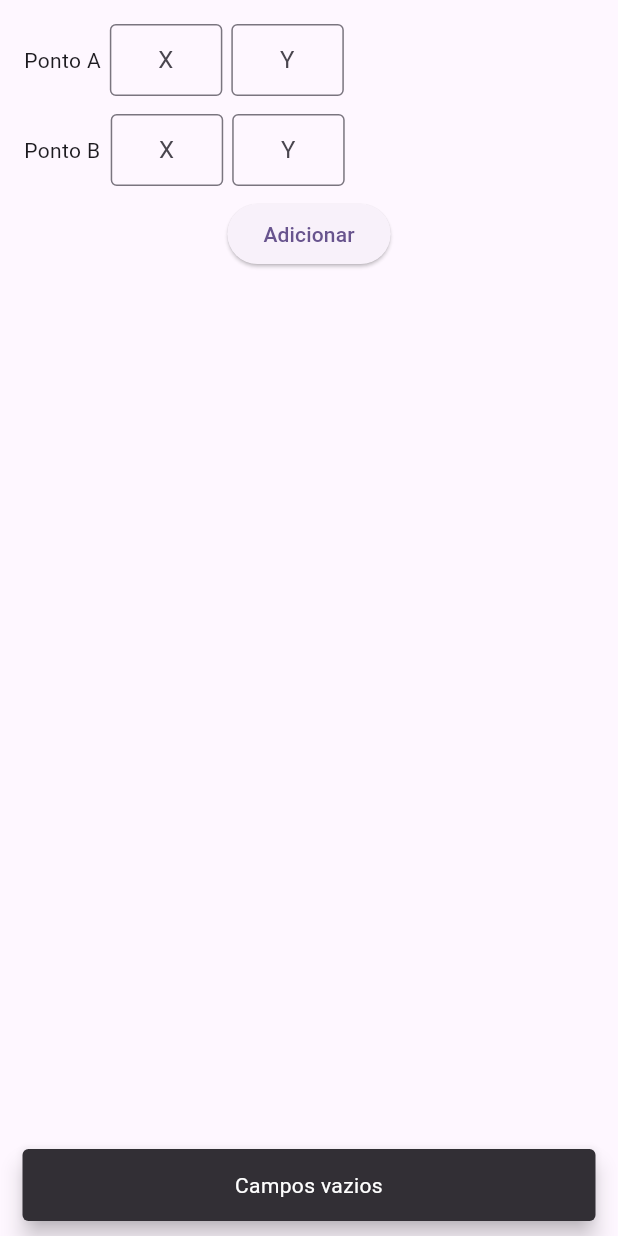
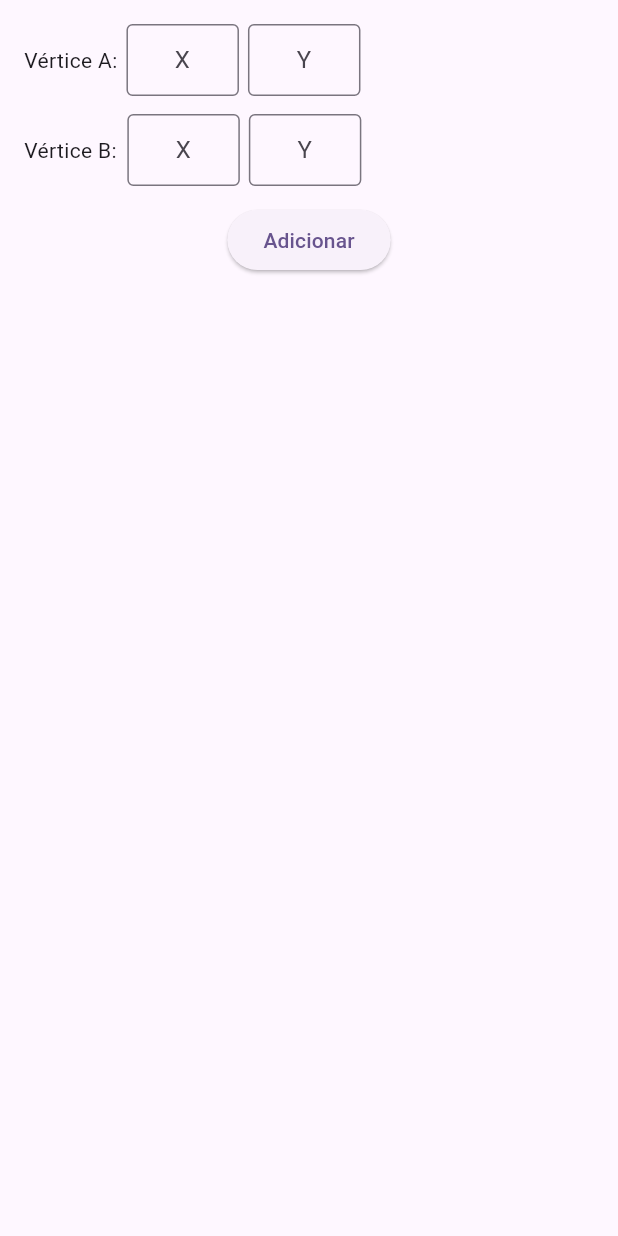
Before and after one commit to Emersonssj/rasterizacao, a Flutter app: the AddSegmentWidget widget shown alone on an empty page, opened directly, after a tap on "Adicionar", on a phone screen of 412 x 824 dp. Run offline on Flutter 3.47's test engine with Material 2 defaults, Android fonts, the phone set to English and light mode, and no system bars; our stand-ins replace bloc, flutter_bloc, flutter_colorpicker.

Commit message:
feat: add polygons

```diff
--- a/lib/source/module/models/rasterized_image_model.dart
+++ b/lib/source/module/models/rasterized_image.dart
@@ -1,32 +1,30 @@
-import 'curves_model.dart';
-import 'polygons.dart';
-import 'straight_segment_model.dart';
+import 'curve.dart';
+import 'polygon.dart';
+import 'resolution.dart';
+import 'straight_segment.dart';
 
 class RasterizedImage {
   const RasterizedImage({
     this.segments = const [],
     this.polygons = const [],
     this.curves = const [],
-    this.resolutionX = 300,
-    this.resolutionY = 300,
+    this.resolution = const Resolution(100, 100),
     this.color = 0xFFFFC107,
     this.backgroundColor = 0x000000,
   });
 
   final List<StraightSegment> segments;
   final List<Polygon> polygons;
-  final List<Curves> curves;
-  final int resolutionX;
-  final int resolutionY;
+  final List<CurveModel> curves;
+  final Resolution resolution;
   final int color;
   final int backgroundColor;
 
   RasterizedImage copyWith({
     List<StraightSegment>? segments,
     List<Polygon>? polygons,
-    List<Curves>? curves,
-    int? resolutionX,
-    int? resolutionY,
+    List<CurveModel>? curves,
+    Resolution? resolution,
     int? color,
     int? backgroundColor,
   }) {
@@ -34,8 +32,7 @@
       segments: segments ?? this.segments,
       polygons: polygons ?? this.polygons,
       curves: curves ?? this.curves,
-      resolutionX: resolutionX ?? this.resolutionX,
-      resolutionY: resolutionY ?? this.resolutionY,
+      resolution: resolution ?? this.resolution,
       color: color ?? this.color,
       backgroundColor: backgroundColor ?? this.backgroundColor,
     );
@@ -46,8 +43,7 @@
       'segments': segments.map((x) => x.toMap()).toList(),
       'polygons': polygons.map((x) => x.toMap()).toList(),
       'curves': curves.map((x) => x.toMap()).toList(),
-      'resolutionX': resolutionX,
-      'resolutionY': resolutionY,
+      'resolution': resolution.toMap(),
       'color': color,
       'backgroundColor': backgroundColor,
     };
@@ -63,11 +59,10 @@
     return RasterizedImage(
       segments: segments,
       polygons: polygons,
-      curves: List<Curves>.from(
-        (map['curves'] != null) ? (map['curves'] as List).map((e) => Curves.fromMap(e)).toList() : <Curves>[],
+      curves: List<CurveModel>.from(
+        (map['curves'] != null) ? (map['curves'] as List).map((e) => CurveModel.fromMap(e)).toList() : <CurveModel>[],
       ),
-      resolutionX: map['resolutionX'] as int,
-      resolutionY: map['resolutionY'] as int,
+      resolution: Resolution.fromMap(map['resolution'] as Map<String, dynamic>),
       color: map['color'] as int,
       backgroundColor: map['backgroundColor'] as int,
     );
@@ -75,7 +70,7 @@
 
   @override
   String toString() {
-    return 'RasterizedImage(segments: $segments, polygons: $polygons, curves: $curves, resolutionX: $resolutionX, resolutionY: $resolutionY, color: $color, backgroundColor: $backgroundColor)';
+    return 'RasterizedImage(segments: $segments, polygons: $polygons, curves: $curves, resolution: $resolution, color: $color, backgroundColor: $backgroundColor)';
   }
 
   int get nObjects => segments.length + polygons.length;
--- a/lib/source/module/models/straight_segment_model.dart
+++ b/lib/source/module/models/straight_segment.dart
@@ -1,4 +1,4 @@
-import 'package:rasterizacao_cg/source/module/models/point_model.dart';
+import 'package:rasterizacao_cg/source/module/models/vertex.dart';
 
 class StraightSegment {
   StraightSegment(
@@ -8,14 +8,14 @@
     this.order,
   );
 
-  final PointModel<double> pointA;
-  final PointModel<double> pointB;
+  final Vertex<double> pointA;
+  final Vertex<double> pointB;
   final int color;
   final int order;
 
   StraightSegment copyWith({
-    PointModel<double>? pointA,
-    PointModel<double>? pointB,
+    Vertex<double>? pointA,
+    Vertex<double>? pointB,
     int? color,
     int? order,
   }) {
@@ -38,8 +38,8 @@
 
   factory StraightSegment.fromMap(Map<String, dynamic> map) {
     return StraightSegment(
-      PointModel.fromMap(map['pointA']!),
-      PointModel.fromMap(map['pointB']!),
+      Vertex.fromMap(map['pointA']!),
+      Vertex.fromMap(map['pointB']!),
       map['color'],
       map['order'],
     );
--- a/lib/source/module/models/point_model.dart
+++ b/lib/source/module/models/vertex.dart
@@ -1,5 +1,5 @@
-class PointModel<T extends num> {
-  const PointModel(
+class Vertex<T extends num> {
+  const Vertex(
     this.xCoordinates,
     this.yCoordinates,
   );
@@ -7,18 +7,18 @@
   final T xCoordinates;
   final T yCoordinates;
 
-  PointModel<T> copyWith({
+  Vertex<T> copyWith({
     T? xCoordinates,
     T? yCoordinates,
   }) {
-    return PointModel<T>(
+    return Vertex<T>(
       xCoordinates ?? this.xCoordinates,
       yCoordinates ?? this.yCoordinates,
     );
   }
 
-  factory PointModel.fromMap(Map<String, T> map) {
-    return PointModel(
+  factory Vertex.fromMap(Map<String, T> map) {
+    return Vertex(
       map['xCoordinates']!,
       map['yCoordinates']!,
     );
@@ -32,11 +32,11 @@
   }
 
   @override
-  String toString() => 'PointModel(xCoordinates: $xCoordinates, yCoordinates: $yCoordinates)';
+  String toString() => 'Vertex(xCoordinates: $xCoordinates, yCoordinates: $yCoordinates)';
 
-  PointModel<int> getRescaledCoordinates(int oldXResolution, int oldYResolution) {
+  Vertex<int> getRescaledCoordinates(int oldXResolution, int oldYResolution) {
     int xNew = ((oldXResolution - 1) * (xCoordinates + 1)) ~/ 2;
     int yNew = ((oldYResolution - 1) * (yCoordinates + 1)) ~/ 2;
-    return PointModel<int>(xNew, yNew);
+    return Vertex<int>(xNew, yNew);
   }
 }
--- a/lib/source/module/presentation/bloc/home_page_event.dart
+++ b/lib/source/module/presentation/bloc/home_page_event.dart
@@ -1,6 +1,7 @@
-import 'package:flutter/material.dart';
-import 'package:rasterizacao_cg/source/module/models/polygons.dart';
-import 'package:rasterizacao_cg/source/module/models/straight_segment_model.dart';
+import 'package:rasterizacao_cg/source/module/models/curve.dart';
+import 'package:rasterizacao_cg/source/module/models/polygon.dart';
+import 'package:rasterizacao_cg/source/module/models/resolution.dart';
+import 'package:rasterizacao_cg/source/module/models/straight_segment.dart';
 
 abstract class HomePageEvent {
   const HomePageEvent();
@@ -25,7 +26,7 @@
 class AddCurveEvent extends HomePageEvent {
   AddCurveEvent(this.curve);
 
-  final Curve curve;
+  final CurveModel curve;
 }
 
 class ChangeColorEvent extends HomePageEvent {
@@ -37,7 +38,7 @@
 class ChangeResolutionEvent extends HomePageEvent {
   ChangeResolutionEvent(this.resolution);
 
-  int resolution;
+  final Resolution resolution;
 }
 
 class ChangePolygonIndexEvent extends HomePageEvent {
--- a/lib/source/module/presentation/bloc/home_page_state.dart
+++ b/lib/source/module/presentation/bloc/home_page_state.dart
@@ -1,6 +1,6 @@
 import 'dart:typed_data';
 
-import 'package:rasterizacao_cg/source/module/models/rasterized_image_model.dart';
+import 'package:rasterizacao_cg/source/module/models/rasterized_image.dart';
 
 class HomePageState {
   HomePageState({
--- a/lib/source/module/presentation/widgets/add_segment_widget.dart
+++ b/lib/source/module/presentation/widgets/add_segment_widget.dart
@@ -1,10 +1,11 @@
 import 'package:flutter/material.dart';
 import 'package:flutter_bloc/flutter_bloc.dart';
-import 'package:rasterizacao_cg/source/module/models/point_model.dart';
-import 'package:rasterizacao_cg/source/module/models/straight_segment_model.dart';
+import 'package:rasterizacao_cg/source/module/models/vertex.dart';
+import 'package:rasterizacao_cg/source/module/models/straight_segment.dart';
 import 'package:rasterizacao_cg/source/module/presentation/bloc/home_page_bloc.dart';
 import 'package:rasterizacao_cg/source/module/presentation/bloc/home_page_event.dart';
 import 'package:rasterizacao_cg/source/module/presentation/widgets/input_coordinates_widget.dart';
+import 'package:rasterizacao_cg/source/module/utils/entry_validator.dart';
 
 class AddSegmentWidget extends StatelessWidget {
   const AddSegmentWidget({super.key});
@@ -17,22 +18,15 @@
     final x2Controller = TextEditingController();
     final y2Controller = TextEditingController();
 
-    bool isValid() {
-      return (x1Controller.text.isNotEmpty &&
-          y1Controller.text.isNotEmpty &&
-          x2Controller.text.isNotEmpty &&
-          y2Controller.text.isNotEmpty);
-    }
+    submitPressed() {
+      final pointA = Vertex(double.parse(x1Controller.text), double.parse(y1Controller.text));
+      final pointB = Vertex(double.parse(x2Controller.text), double.parse(y2Controller.text));
 
-    submitPressed() {
-      if (isValid()) {
-        final pointA = PointModel(double.parse(x1Controller.text), double.parse(y1Controller.text));
-        final pointB = PointModel(double.parse(x2Controller.text), double.parse(y2Controller.text));
+      if (validateEntry([pointA, pointB])) {
         final color = context.read<HomePageBloc>().state.rasterizedImage.color;
         final order = context.read<HomePageBloc>().state.order;
         final StraightSegment segment = StraightSegment(pointA, pointB, color, order);
 
-        print(segment.toString());
         context.read<HomePageBloc>().add(AddSegmentEvent(segment));
 
         x1Controller.clear();
@@ -60,7 +54,7 @@
         children: [
           Row(
             children: [
-              const Text('Ponto A'),
+              const Text('Vértice A:'),
               const SizedBox(width: 6.0),
               InputCoordinatesWidget(x: x1Controller, y: y1Controller),
             ],
@@ -68,12 +62,12 @@
           const SizedBox(height: 12),
           Row(
             children: [
-              const Text('Ponto B'),
+              const Text('Vértice B:'),
               const SizedBox(width: 7.0),
               InputCoordinatesWidget(x: x2Controller, y: y2Controller),
             ],
           ),
-          const SizedBox(height: 8.0),
+          const SizedBox(height: 12.0),
           ElevatedButton(
             onPressed: submitPressed,
             child: const Text('Adicionar'),
--- a/lib/source/module/presentation/widgets/hexagon_form_widget.dart
+++ b/lib/source/module/presentation/widgets/hexagon_form_widget.dart
@@ -24,7 +24,7 @@
         const SizedBox(height: 15.0),
         Row(
           children: [
-            const Text('Ponto A'),
+            const Text('Vértice A'),
             const SizedBox(width: 6.0),
             InputCoordinatesWidget(x: x1Controller, y: y1Controller),
           ],
@@ -32,7 +32,7 @@
         const SizedBox(height: 12),
         Row(
           children: [
-            const Text('Ponto B'),
+            const Text('Vértice B'),
             const SizedBox(width: 7.0),
             InputCoordinatesWidget(x: x2Controller, y: y2Controller),
           ],
@@ -40,7 +40,7 @@
         const SizedBox(height: 12),
         Row(
           children: [
-            const Text('Ponto C'),
+            const Text('Vértice C'),
             const SizedBox(width: 7.0),
             InputCoordinatesWidget(x: x3Controller, y: y3Controller),
           ],
@@ -48,7 +48,7 @@
         const SizedBox(height: 12),
         Row(
           children: [
-            const Text('Ponto D'),
+            const Text('Vértice D'),
             const SizedBox(width: 7.0),
             InputCoordinatesWidget(x: x4Controller, y: y4Controller),
           ],
@@ -56,7 +56,7 @@
         const SizedBox(height: 12),
         Row(
           children: [
-            const Text('Ponto E'),
+            const Text('Vértice E'),
             const SizedBox(width: 7.0),
             InputCoordinatesWidget(x: x4Controller, y: y4Controller),
           ],
@@ -64,7 +64,7 @@
         const SizedBox(height: 12),
         Row(
           children: [
-            const Text('Ponto F'),
+            const Text('Vértice F'),
             const SizedBox(width: 7.0),
             InputCoordinatesWidget(x: x4Controller, y: y4Controller),
           ],
```
Also changed, not shown: lib/source/module/models/curve.dart (added, +71 -0 lines), lib/source/module/models/curves_model.dart (deleted, +0 -49 lines), lib/source/module/models/polygon.dart (renamed from lib/source/module/models/polygons.dart, +4 -4 lines), lib/source/module/models/resolution.dart (added, +36 -0 lines), lib/source/module/presentation/bloc/home_page_bloc.dart (+13 -3 lines), lib/source/module/presentation/widgets/add_curve_widget.dart (+72 -1 lines), lib/source/module/presentation/widgets/change_configs_widget.dart (+28 -9 lines), lib/source/module/presentation/widgets/square_form_widget.dart (+50 -7 lines), lib/source/module/presentation/widgets/triangle_form_widget.dart (+11 -10 lines), lib/source/module/utils/encode_image_util.dart (+6 -5 lines), lib/source/module/utils/entry_validator.dart (added, +8 -0 lines), lib/source/module/utils/rasterization_util.dart (+7 -7 lines).
